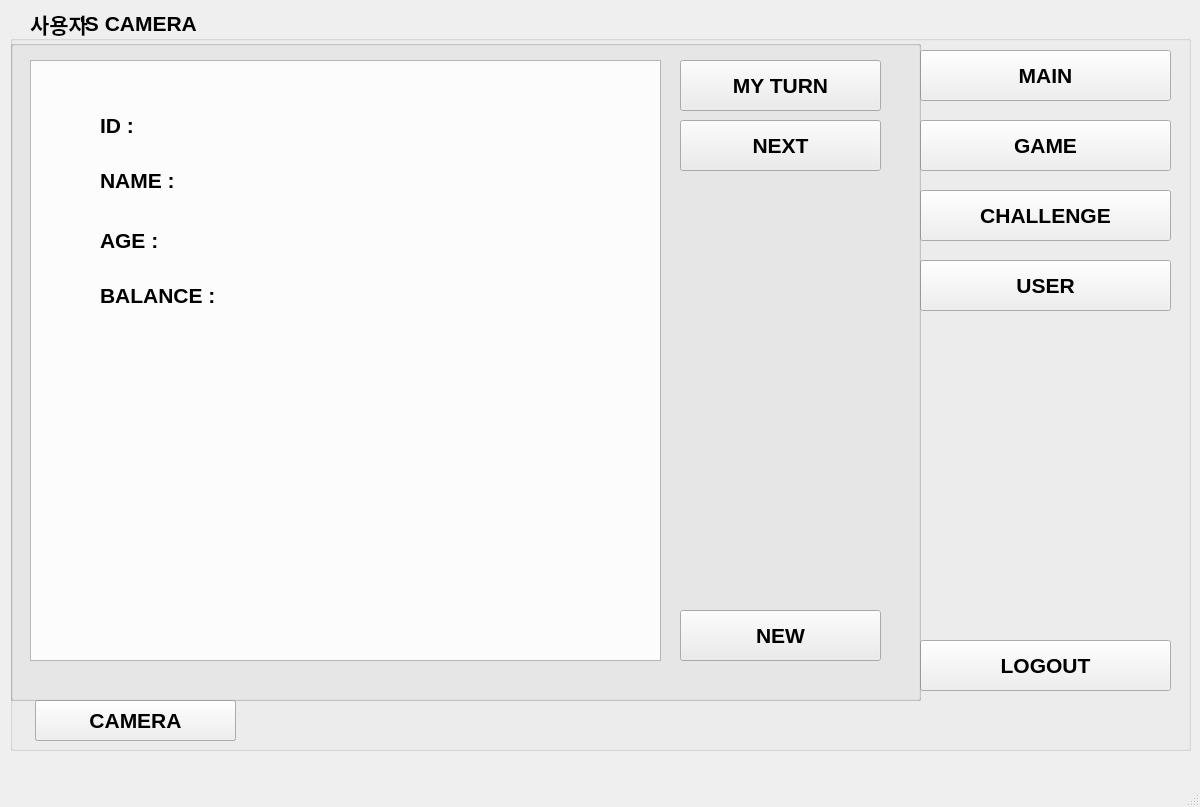
This is simple.ui in MYFIT-Make-Your-Fitness/MYFIT as Qt 5 draws it before an edit. The edited form follows.
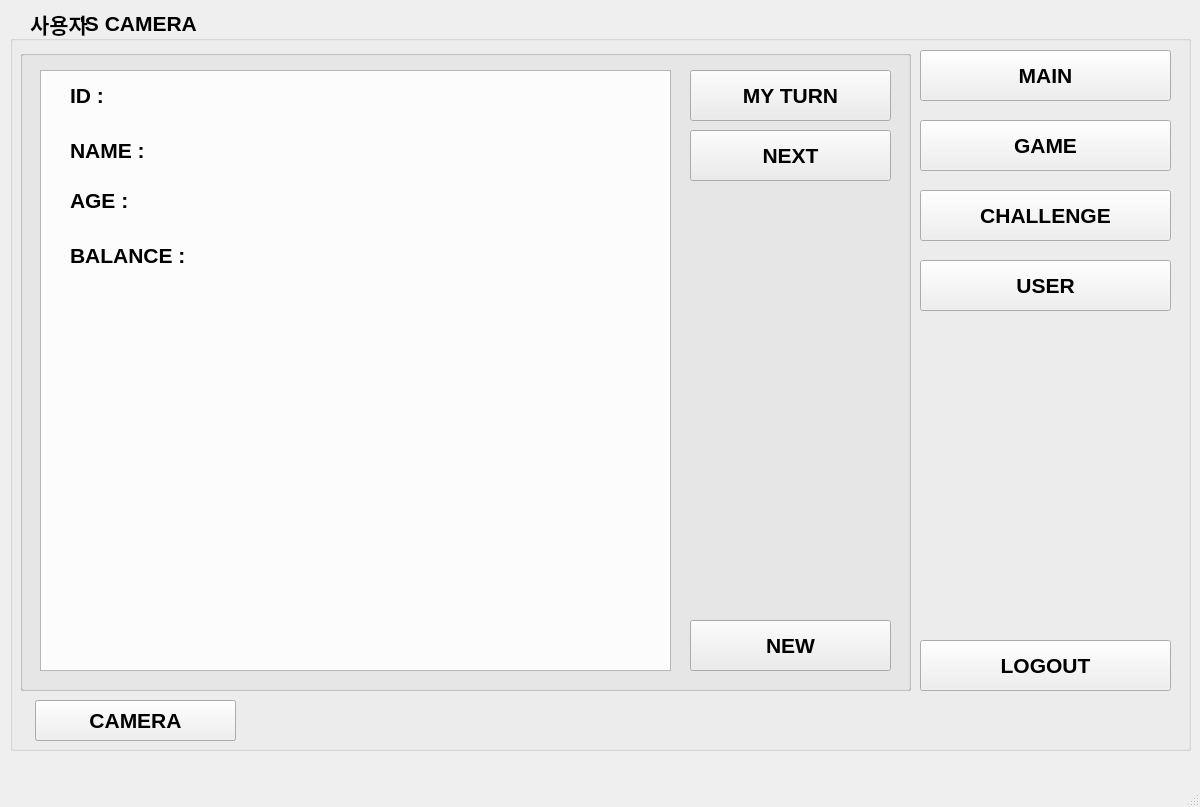
This is the edited form. Custom widgets are drawn as their Qt base class.

Commit message: 위치 조정

Patch:
```diff
--- a/simple.ui
+++ b/simple.ui
@@ -153,10 +153,10 @@
     <widget class="QGroupBox" name="groupBox_ch">
      <property name="geometry">
       <rect>
-       <x>0</x>
-       <y>30</y>
-       <width>911</width>
-       <height>661</height>
+       <x>10</x>
+       <y>40</y>
+       <width>891</width>
+       <height>641</height>
       </rect>
      </property>
      <property name="title">
@@ -233,10 +233,10 @@
     <widget class="QGroupBox" name="groupBox_us">
      <property name="geometry">
       <rect>
-       <x>0</x>
-       <y>30</y>
-       <width>911</width>
-       <height>661</height>
+       <x>10</x>
+       <y>40</y>
+       <width>891</width>
+       <height>641</height>
       </rect>
      </property>
      <property name="title">
@@ -245,8 +245,8 @@
      <widget class="QLabel" name="btnId">
       <property name="geometry">
        <rect>
-        <x>90</x>
-        <y>70</y>
+        <x>50</x>
+        <y>30</y>
         <width>81</width>
         <height>31</height>
        </rect>
@@ -258,8 +258,8 @@
      <widget class="QLabel" name="btnId_input">
       <property name="geometry">
        <rect>
-        <x>170</x>
-        <y>60</y>
+        <x>210</x>
+        <y>30</y>
         <width>261</width>
         <height>41</height>
        </rect>
@@ -271,8 +271,8 @@
      <widget class="QLabel" name="btnName">
       <property name="geometry">
        <rect>
-        <x>90</x>
-        <y>120</y>
+        <x>50</x>
+        <y>80</y>
         <width>101</width>
         <height>41</height>
        </rect>
@@ -285,7 +285,7 @@
       <property name="geometry">
        <rect>
         <x>210</x>
-        <y>110</y>
+        <y>80</y>
         <width>291</width>
         <height>51</height>
        </rect>
@@ -297,8 +297,8 @@
      <widget class="QLabel" name="btnBalance">
       <property name="geometry">
        <rect>
-        <x>90</x>
-        <y>230</y>
+        <x>50</x>
+        <y>180</y>
         <width>171</width>
         <height>51</height>
        </rect>
@@ -310,8 +310,8 @@
      <widget class="QLabel" name="btnAge">
       <property name="geometry">
        <rect>
-        <x>90</x>
-        <y>180</y>
+        <x>50</x>
+        <y>130</y>
         <width>101</width>
         <height>41</height>
        </rect>
@@ -323,8 +323,8 @@
      <widget class="QLabel" name="btnAge_input">
       <property name="geometry">
        <rect>
-        <x>200</x>
-        <y>180</y>
+        <x>210</x>
+        <y>140</y>
         <width>121</width>
         <height>41</height>
        </rect>
@@ -336,10 +336,10 @@
      <widget class="PlotWidget" name="Graph" native="true">
       <property name="geometry">
        <rect>
-        <x>190</x>
-        <y>280</y>
-        <width>661</width>
-        <height>321</height>
+        <x>130</x>
+        <y>240</y>
+        <width>721</width>
+        <height>371</height>
        </rect>
       </property>
      </widget>
```
Left out of the diff: 6 changed lines with no effect on the pictures.
